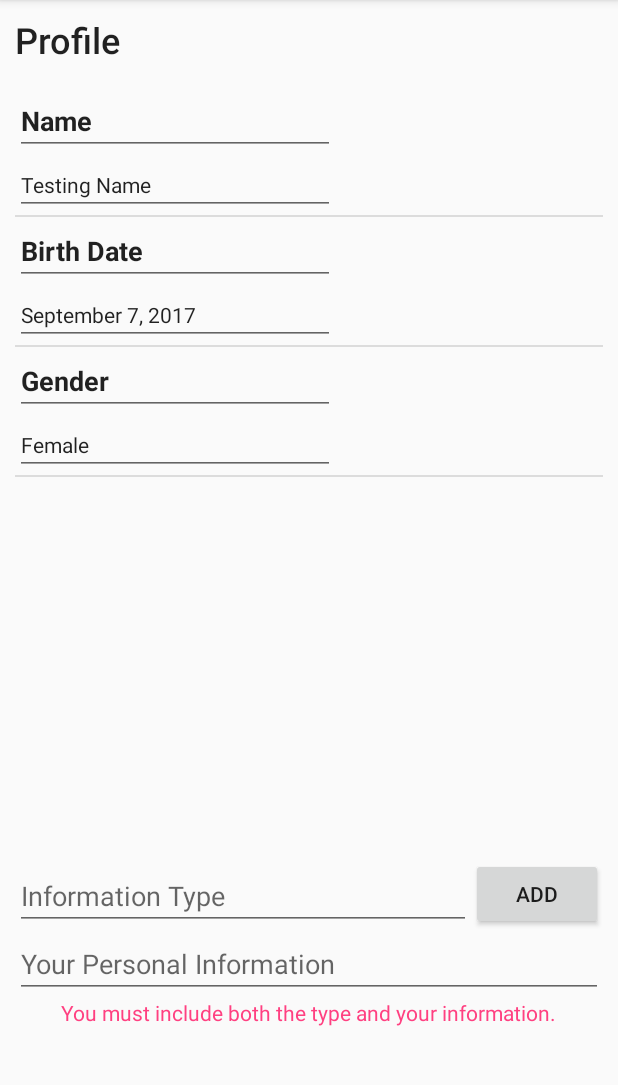
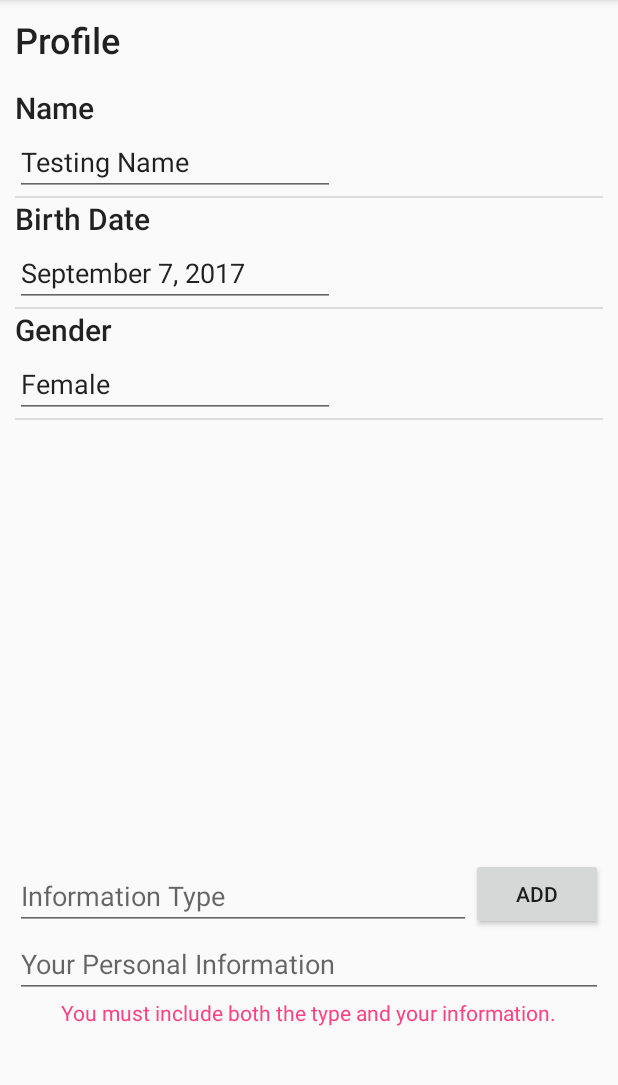
Before and after one commit to mat2567/OnTheSpectrum, an Android app: the ProfileActivity screen opened directly, with no data from a screen before it, on a phone screen of 412 x 824 dp, the part 84-1169 px from its top. Run offline under Robolectric (Android 15) with nearby library versions, the light colour scheme and no system bars.

Commit message:
Cannot edit the information types/titles.

```diff
--- a/app/src/main/java/com/ots/tdd/onthespectrum/ProfileActivity.java
+++ b/app/src/main/java/com/ots/tdd/onthespectrum/ProfileActivity.java
@@ -10,6 +10,9 @@ import android.widget.Button;
 import android.widget.EditText;
 import android.widget.ListView;
 import android.widget.TextView;
+
+import org.w3c.dom.Text;
+
 import java.util.ArrayList;
 import java.util.Arrays;
 
@@ -41,7 +44,7 @@ public class ProfileActivity extends AppCompatActivity {
                             .inflate(R.layout.profile_item, null, false);
                 }
 
-                EditText infoType = (EditText) convertView.findViewById(R.id.infoType);
+                TextView infoType = (TextView) convertView.findViewById(R.id.infoType);
                 EditText userInfo = (EditText) convertView.findViewById(R.id.userInfo);
 
                 infoType.setText(current.infoType);
--- a/app/src/main/res/layout/profile_item.xml
+++ b/app/src/main/res/layout/profile_item.xml
@@ -4,14 +4,13 @@
     android:orientation="vertical" android:layout_width="match_parent"
     android:layout_height="match_parent">
 
-    <EditText
+    <TextView
         android:id="@+id/infoType"
         android:layout_width="match_parent"
         android:layout_height="wrap_content"
-        android:ems="10"
-        android:inputType="textPersonName"
         android:text="Information Type"
-        android:textStyle="bold" />
+        android:textAppearance="@style/TextAppearance.AppCompat.Body2"
+        android:textSize="20sp" />
 
     <EditText
         android:id="@+id/userInfo"
@@ -20,6 +19,6 @@
         android:ems="10"
         android:hint="Your Personal Information"
         android:inputType="textPersonName"
-        android:textSize="14sp" />
+        android:textSize="18sp" />
 
 </LinearLayout>
```
